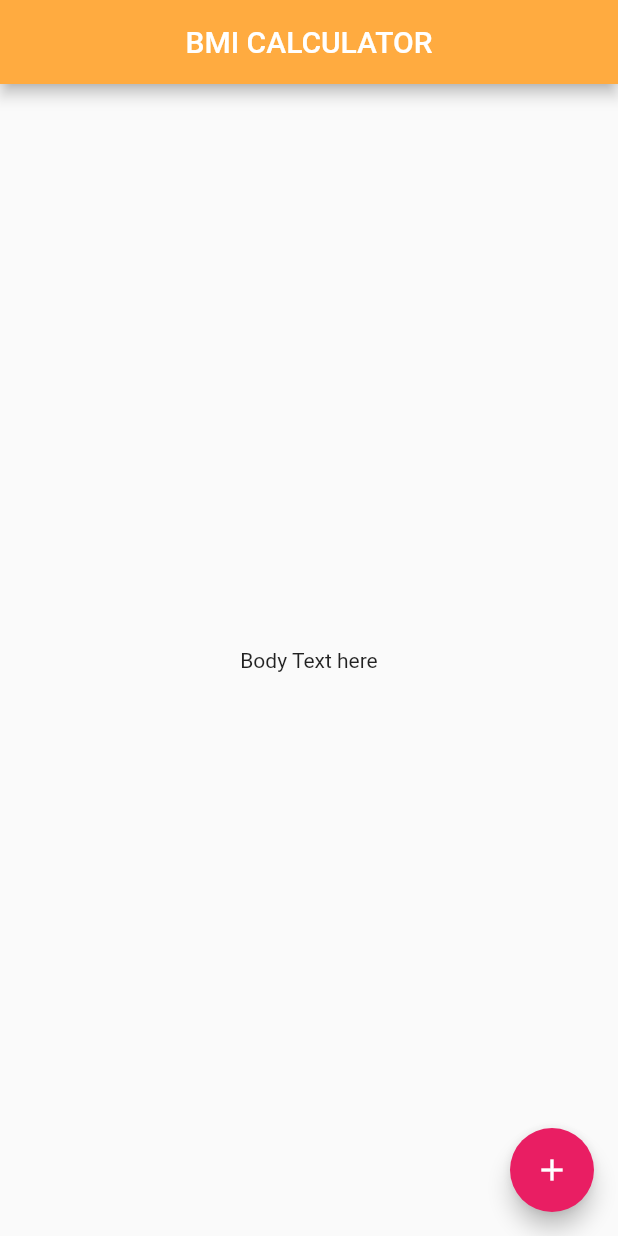
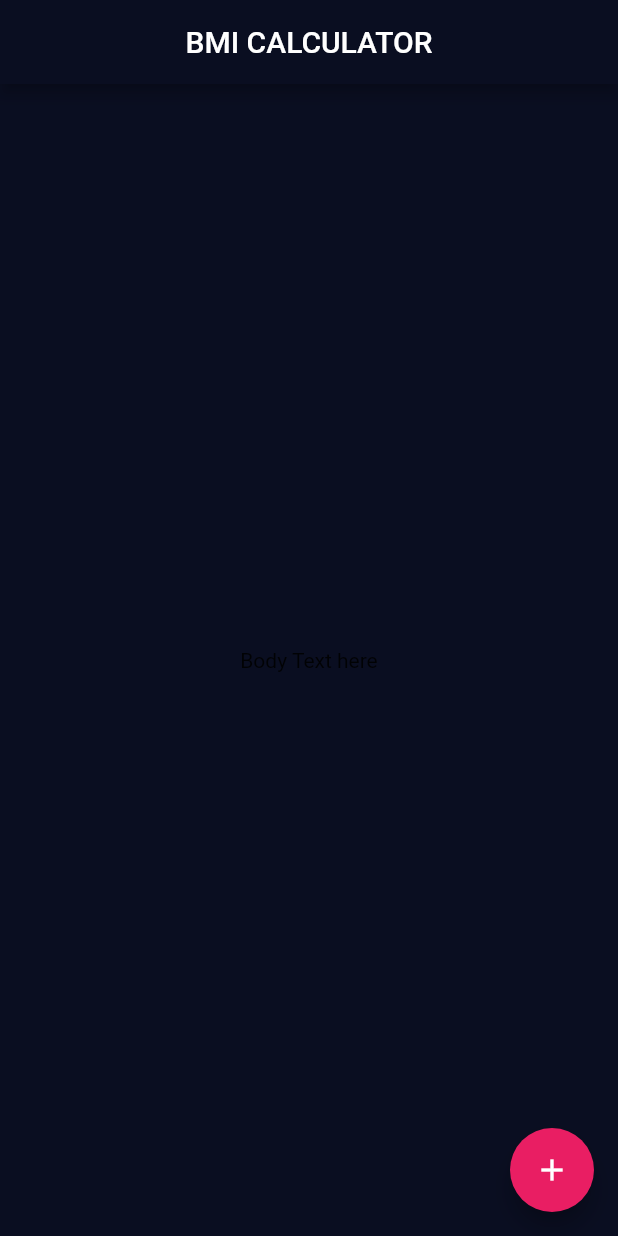
Before and after one commit to csk111165/BMICalculator, a Flutter app: the screen it shows after launch, on a phone screen of 412 x 824 dp. Run offline on Flutter 3.47's test engine with Material 2 defaults, Android fonts, the phone set to English and light mode, and no system bars.

Commit message:
Adding color to scaffoldBackground

```diff
--- a/bmi_calculator/lib/main.dart
+++ b/bmi_calculator/lib/main.dart
@@ -8,9 +8,11 @@ class BMICalculator extends StatelessWidget {
     return MaterialApp(
       home: InputPage(),
       theme: ThemeData(
+        primaryColor: Color(0xFF0A0E21),
+        scaffoldBackgroundColor:  Color(0xFF0A0E21),
         primarySwatch: Colors.pink,
         appBarTheme: AppBarTheme(
-          backgroundColor: Colors.orangeAccent,
+          backgroundColor:Color(0xFF0A0E21),
         ),
 
       ),
```
